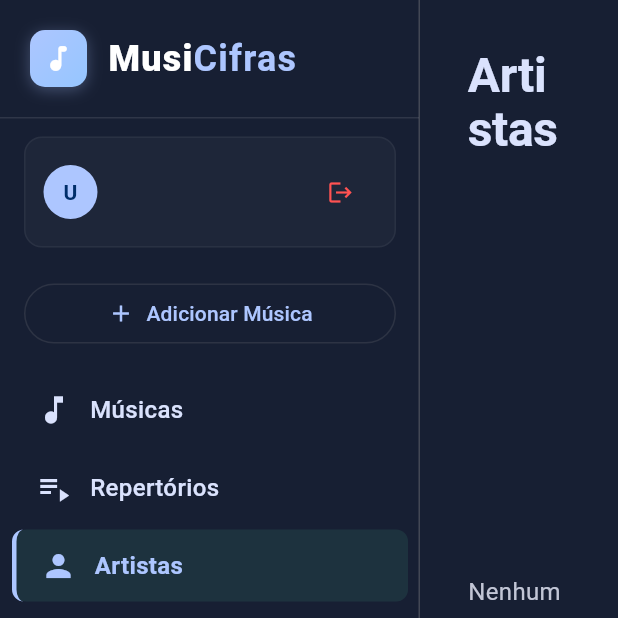
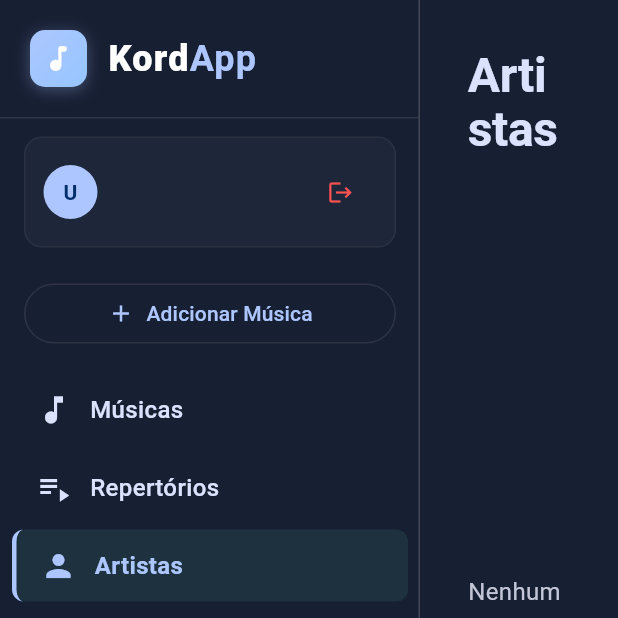
Before and after one commit to Nivaldo-Nilngn/Repertorio, a Flutter app: the screen it shows once a user with an empty profile is signed in, after a tap on "Repertórios", after a tap on "Artistas", on a phone screen of 412 x 824 dp, the top half of it. Run offline on Flutter 3.47's test engine with Material 3 defaults, Android fonts, the phone set to English and light mode, and no system bars; our stand-ins replace firebase_auth, firebase_core, firebase_database, flutter_riverpod, google_fonts; missing offline and left inert: dart:html, dart:ui_web; accounts and stored records are empty; network calls fail; Roboto replaces fonts that are missing (Segoe UI).

Commit message:
refactor: renomeia app para KordApp e adiciona configuracao Netlify

```diff
--- a/lib/features/auth/screens/login_screen.dart
+++ b/lib/features/auth/screens/login_screen.dart
@@ -181,7 +181,7 @@ class _LoginScreenState extends ConsumerState<LoginScreen> {
                           ),
                           const SizedBox(height: 16),
                           Text(
-                            'MusiCifras',
+                            'KordApp',
                             style: GoogleFonts.outfit(
                               fontSize: 32,
                               fontWeight: FontWeight.bold,
--- a/lib/features/manager/screens/manager_screen.dart
+++ b/lib/features/manager/screens/manager_screen.dart
@@ -360,7 +360,7 @@ E os acordes [G]entre colchetes
                     ),
                     if (!_collapseMainSidebar) ...[
                       const SizedBox(width: 14),
-                      // Styled MusiCifras Text
+                      // Styled KordApp Text
                       RichText(
                         text: TextSpan(
                           style: Theme.of(context).textTheme.titleLarge?.copyWith(
@@ -369,11 +369,11 @@ E os acordes [G]entre colchetes
                               ),
                           children: [
                             const TextSpan(
-                              text: 'Musi',
+                              text: 'Kord',
                               style: TextStyle(color: Colors.white),
                             ),
                             TextSpan(
-                              text: 'Cifras',
+                              text: 'App',
                               style: TextStyle(
                                 color: colors.primary,
                                 fontWeight: FontWeight.bold,
--- a/lib/main.dart
+++ b/lib/main.dart
@@ -21,18 +21,18 @@ void main() async {
     ),
   );
 
-  runApp(const ProviderScope(child: MusiCifrasApp()));
+  runApp(const ProviderScope(child: KordApp()));
 }
 
-class MusiCifrasApp extends ConsumerWidget {
-  const MusiCifrasApp({super.key});
+class KordApp extends ConsumerWidget {
+  const KordApp({super.key});
 
   @override
   Widget build(BuildContext context, WidgetRef ref) {
     final authState = ref.watch(authStateProvider);
 
     return MaterialApp(
-      title: 'MusiCifras',
+      title: 'KordApp',
       debugShowCheckedModeBanner: false,
       theme: AppTheme.managerTheme,
       home: authState.when(
```
Also changed, not shown: 3 other files.
